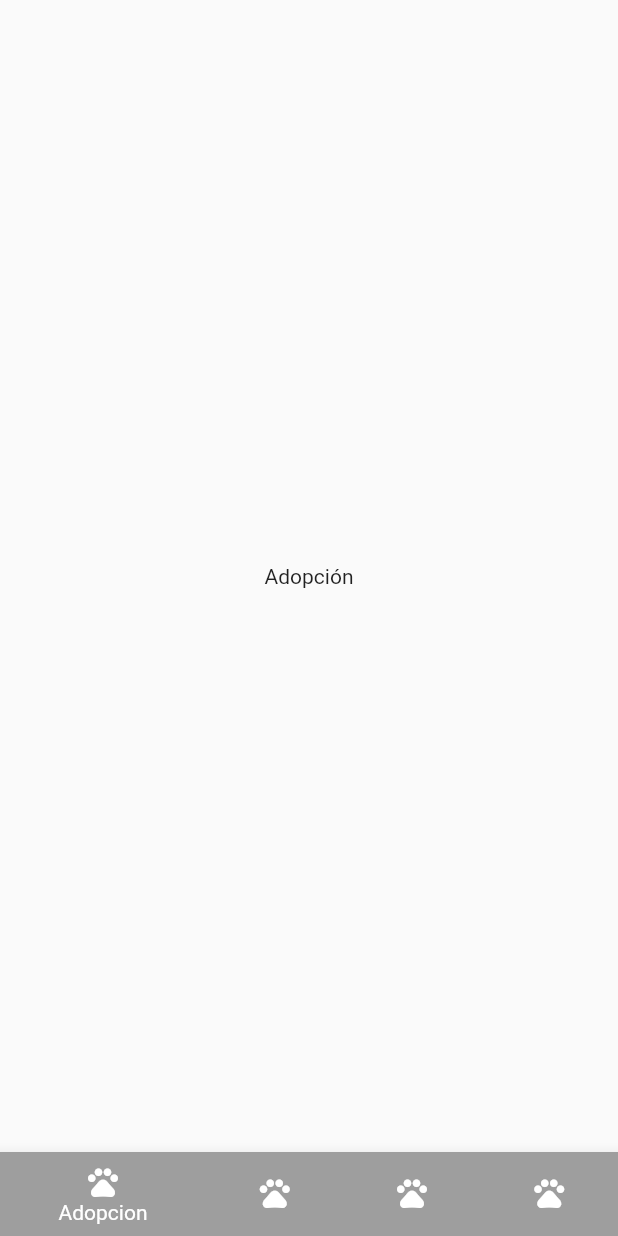
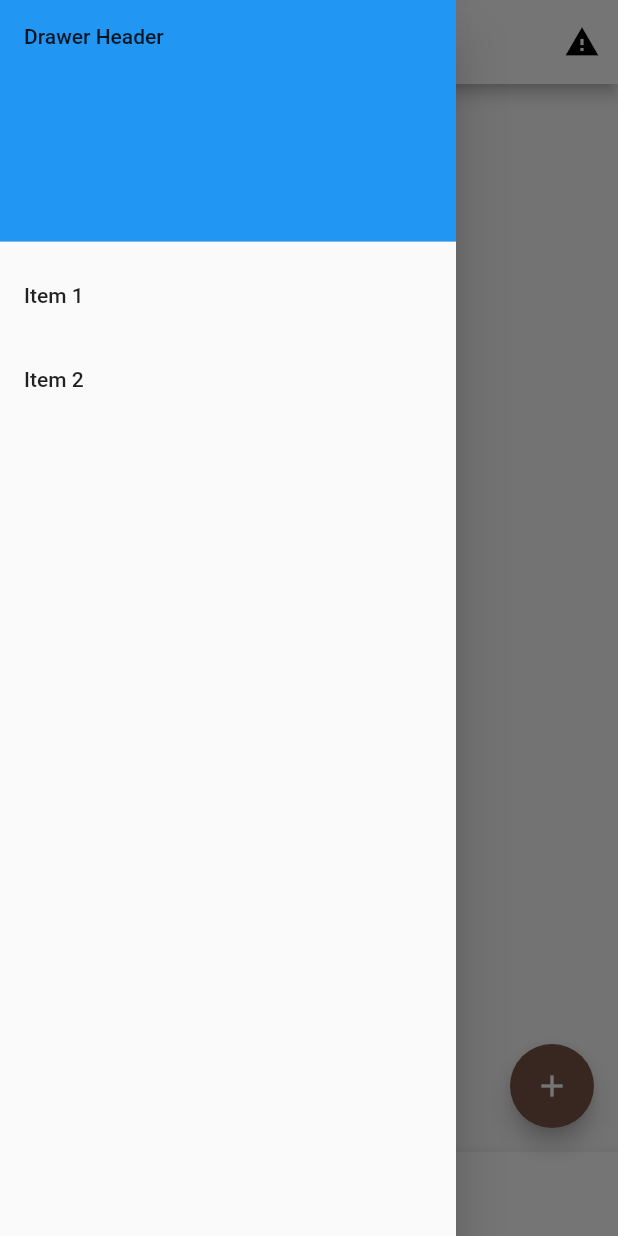
Before and after one commit to yargm/gudpets, a Flutter app: the screen it shows after launch, with the side drawer open (before the commit the screen has no drawer), on a phone screen of 412 x 824 dp. Run offline on Flutter 3.47's test engine with Material 2 defaults, Android fonts, the phone set to English and light mode, and no system bars; our stand-ins replace cloud_firestore, font_awesome_flutter, image_picker; missing offline and left inert: grouped_buttons; accounts and stored records are empty.

```diff
--- a/lib/main.dart
+++ b/lib/main.dart
@@ -9,11 +9,12 @@ class MyApp extends StatelessWidget {
   @override
   Widget build(BuildContext context) {
     return MaterialApp(
-      //initialRoute: Login(),
+     // initialRoute: '/login',
       home: Home(),
       routes: {
         '/emergencia_list': (BuildContext context) => EmergenciaList(),
         '/registro_usuario': (BuildContext context) => RegistroUsuario(),
+        '/login': (BuildContext context) => LogIn(),
       },
     );
   }
--- a/lib/pages/home.dart
+++ b/lib/pages/home.dart
@@ -11,7 +11,7 @@ class Home extends StatefulWidget {
 class _HomeState extends State<Home> {
   int seleccionado = 0;
 
-   List<Widget> _widgetOptions = <Widget>[
+  List<Widget> _widgetOptions = <Widget>[
     Text(
       'Adopción',
     ),
@@ -34,34 +34,78 @@ class _HomeState extends State<Home> {
   Widget build(BuildContext context) {
     // TODO: implement build
     return Scaffold(
+      drawer: Drawer(
+        child: ListView(
+          padding: EdgeInsets.zero,
+          children: <Widget>[
+            DrawerHeader(
+              child: Text('Drawer Header'),
+              decoration: BoxDecoration(
+                color: Colors.blue,
+              ),
+            ),
+            ListTile(
+              title: Text('Item 1'),
+              onTap: () {
+                // Update the state of the app.
+                // ...
+              },
+            ),
+            ListTile(
+              title: Text('Item 2'),
+              onTap: () {
+                // Update the state of the app.
+                // ...
+              },
+            ),
+          ],
+        ),
+      ),
+      appBar: AppBar(
+        actions: <Widget>[
+          IconButton(
+            onPressed: () {
+              print('avisos');
+              //Ir a avisos
+            },
+            icon: Icon(Icons.warning, color: Colors.black),
+          )
+        ],
+        backgroundColor: Colors.white,
+      ),
       body: Center(
         child: _widgetOptions.elementAt(seleccionado),
+      ),
+      floatingActionButton: FloatingActionButton(
+        onPressed: () {},
+        child: Icon(Icons.add),
+        backgroundColor: Colors.brown,
       ),
       bottomNavigationBar: BottomNavigationBar(
         items: const <BottomNavigationBarItem>[
           BottomNavigationBarItem(
             icon: Icon(Icons.pets),
             title: Text('Adopcion'),
-            backgroundColor: Colors.grey,
+            backgroundColor: Colors.white,
           ),
           BottomNavigationBarItem(
             icon: Icon(Icons.pets),
             title: Text('Perdidos'),
-            backgroundColor: Colors.grey,
+            backgroundColor: Colors.white,
           ),
           BottomNavigationBarItem(
             icon: Icon(Icons.pets),
             title: Text('Rescates'),
-            backgroundColor: Colors.grey,
-           ),
-           BottomNavigationBarItem(
+            backgroundColor: Colors.white,
+          ),
+          BottomNavigationBarItem(
             icon: Icon(Icons.pets),
             title: Text('Emergencias'),
-            backgroundColor: Colors.grey,
-           ),
+            backgroundColor: Colors.white,
+          ),
         ],
         currentIndex: seleccionado,
-        selectedItemColor: Colors.white,
+        selectedItemColor: Colors.brown,
         onTap: _onItemTapped,
       ),
     );
--- a/lib/pages/pages.dart
+++ b/lib/pages/pages.dart
@@ -2,3 +2,4 @@ export 'emergencia.dart';
 export 'emergenciaList.dart';
 export 'home.dart';
 export 'registroUsuario.dart';
+export 'login.dart';
```
Also changed, not shown: lib/services/models.dart (+44 -2 lines), lib/pages/login.dart (renamed from lib/login.dart).
